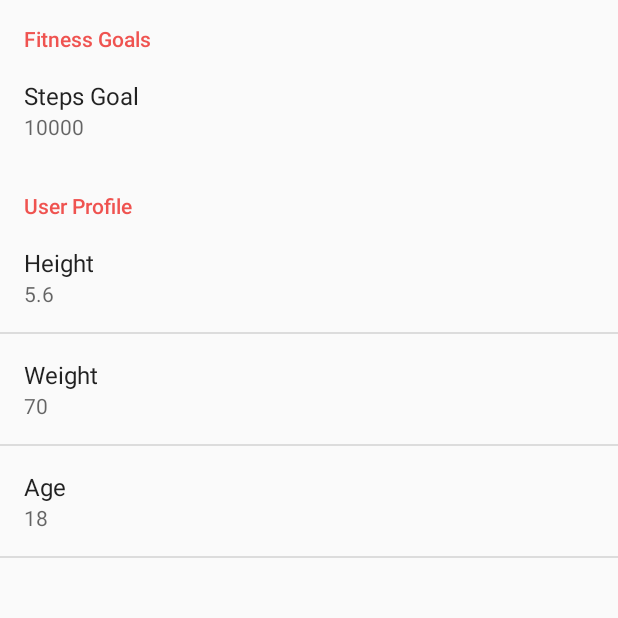
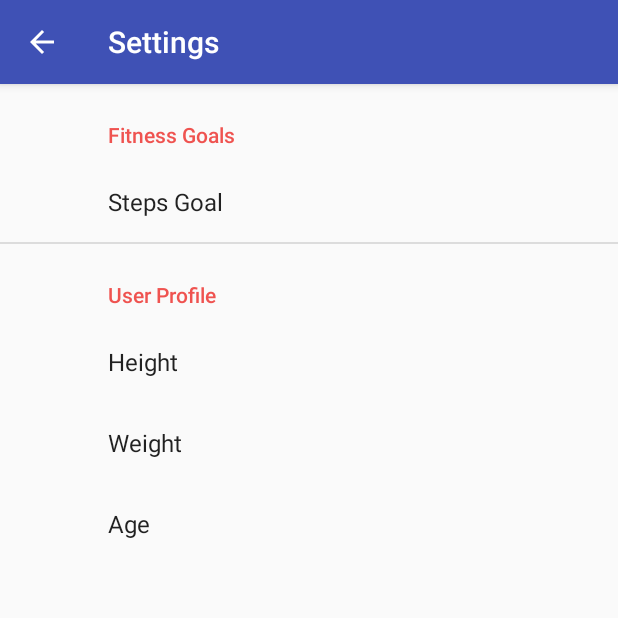
Before and after one commit to maheshbabugorantla/Google_Places, an Android app: the screen it shows after launch (SettingsActivity), after a tap on "Settings", on a phone screen of 412 x 824 dp, the top half of it. Run offline under Robolectric (Android 15) with nearby library versions, the phone set to English and light mode, and no system bars; our stand-ins replace androidx.preference; 1 other tap on this screen came first.

Commit message:
Added Material Design Features to the Preferences/Settings Screen

```diff
--- a/MaheshBabuGorantla/StepsCounter/app/build.gradle
+++ b/MaheshBabuGorantla/StepsCounter/app/build.gradle
@@ -27,5 +27,6 @@ dependencies {
     compile 'com.android.support:appcompat-v7:25.2.0'
     compile 'com.google.android.gms:play-services:10.2.0'
     compile 'com.android.support:preference-v7:25.2.0'
+    compile 'com.android.support:preference-v14:25.2.0'
     testCompile 'junit:junit:4.12'
 }
--- a/MaheshBabuGorantla/StepsCounter/app/src/main/java/com/example/maheshbabugorantla/stepscounter/MainActivity.java
+++ b/MaheshBabuGorantla/StepsCounter/app/src/main/java/com/example/maheshbabugorantla/stepscounter/MainActivity.java
@@ -44,7 +44,6 @@ import com.google.android.gms.maps.CameraUpdateFactory;
 import com.google.android.gms.maps.GoogleMap;
 import com.google.android.gms.maps.MapFragment;
 import com.google.android.gms.maps.OnMapReadyCallback;
-import com.google.android.gms.maps.model.BitmapDescriptor;
 import com.google.android.gms.maps.model.BitmapDescriptorFactory;
 import com.google.android.gms.maps.model.CameraPosition;
 import com.google.android.gms.maps.model.LatLng;
@@ -154,6 +153,7 @@ public class MainActivity extends AppCompatActivity implements
     protected GoogleMap googleMap;
     boolean mapReady = false;
     protected Marker currentLocMarker;
+    LatLng Home_CoOrdinates;
 
     @Override
     protected void onCreate(Bundle savedInstanceState) {
@@ -169,7 +169,12 @@ public class MainActivity extends AppCompatActivity implements
         runTimePermissions.checkNetworkStateAccess();
         runTimePermissions.checkWriteExternalStorage();
 
-        getSupportActionBar().show();
+        try {
+            getSupportActionBar().show();
+        }
+        catch (NullPointerException e){
+            e.printStackTrace();
+        }
 
         // Checking for the presence of the StepsCounter Sensor on the User's Device.
         mSensorManager = (SensorManager) getSystemService(Context.SENSOR_SERVICE);
@@ -250,7 +255,7 @@ public class MainActivity extends AppCompatActivity implements
      *  One is ACCESS_FINE_LOCATION and one is ACCESS_COARSE_LOCATION. These setting control the accuracy
      *  of the current location. This ample uses ACCESS_FINE_LOCATION, as defined in the AndroidManiffest.xml
      *  <p/>
-     *  When the ACCESS_FINE_LOCATION setting is specified combines with a fast update interval (5 mins)
+     *  When the ACCESS_FINE_LOCATION setting is specified combines with a fast update interval (5 secs)
      *  the Fused Location Provider API returns location updates that are accurate to within a few feet.
      *  <p/>
      *  These settings are appropriate for mapping applications that show real-time location
@@ -264,6 +269,8 @@ public class MainActivity extends AppCompatActivity implements
         mLocationRequest.setFastestInterval(FASTEST_UPDATE_INTERVAL_IN_MILLISECONDS);
 
         mLocationRequest.setPriority(LocationRequest.PRIORITY_HIGH_ACCURACY);
+
+        mLocationRequest.setSmallestDisplacement(5);
     }
 
     /**
@@ -284,7 +291,6 @@ public class MainActivity extends AppCompatActivity implements
 
         return super.onCreateOptionsMenu(menu);
     }
-
 
     /**
      * Created by: Mahesh Babu Gorantla
@@ -343,6 +349,8 @@ public class MainActivity extends AppCompatActivity implements
             Toast.makeText(this, "Step Counter not available!", Toast.LENGTH_LONG).show();
 
             // Else May be implement our own custom Algorithm to count the steps using Accelerometer and Gyroscopes
+
+            //googleMap.moveCamera(CameraUpdateFactory.newCameraPosition(new CameraPosition(Home_CoOrdinates, 15, 65, 112)));
         }
     }
 
@@ -527,6 +535,9 @@ public class MainActivity extends AppCompatActivity implements
 
     /**
      * This is callback function that fires when a location change is noticed by the device
+     *
+     * TO DO
+     *
      * */
     @Override
     public void onLocationChanged(Location location) {
@@ -598,20 +609,25 @@ public class MainActivity extends AppCompatActivity implements
      * */
     private void updateLocationUI() {
 
-        if(mCurrentLocation != null) {
+        if(currentLocMarker != null) {
+            currentLocMarker.remove();
+        }
 
-/*            mLatitudeTextView.setText(String.format(Locale.getDefault(), "%s: %f", mLatitudeLabel,
-                    mCurrentLocation.getLatitude()));
+        if(mCurrentLocation != null && mapReady) { // It only updates the Map when the map is Ready
+            //Log.i(TAG, "Inside mCurrentLocation not Null");
+            Home_CoOrdinates = new LatLng(mCurrentLocation.getLatitude(), mCurrentLocation.getLongitude());
 
-            mLongitudeTextView.setText(String.format(Locale.getDefault(), "%s: %f", mLongitudeLabel,
-                    mCurrentLocation.getLongitude()));
+            googleMap.moveCamera(CameraUpdateFactory.newCameraPosition(new CameraPosition(Home_CoOrdinates, 15, 65, 112)));
 
-            mLastUpdatedTimeTextView.setText(String.format(Locale.getDefault(),"%s: %s", mLastUpdatedTimeLabel,
-                    mLastUpdateTime)); */
+            // Adding the Google Marker to the current location
+            MarkerOptions markerOptions = new MarkerOptions();
 
-            /* Will update the Map with a Google Marker pointing the Current User Location */
+            // This places a marker on the GPS Co-Ordinates of the current Location
+            markerOptions.position(Home_CoOrdinates);
+            markerOptions.title("Here"); // This is title of the Google Maps Marker
+            markerOptions.icon(BitmapDescriptorFactory.defaultMarker(BitmapDescriptorFactory.HUE_AZURE));
 
-
+            currentLocMarker = googleMap.addMarker(markerOptions);
         }
     }
 
@@ -644,20 +660,7 @@ public class MainActivity extends AppCompatActivity implements
 
         mapReady = true;
         googleMap = mMap;
-        if(mCurrentLocation != null) {
-            Log.i(TAG, "Inside mCurrentLocation not Null");
-            LatLng Home_CoOrdinates = new LatLng(mCurrentLocation.getLatitude(), mCurrentLocation.getLongitude());
-//            CameraPosition targetPosition = CameraPosition.builder().target(Home_CoOrdinates).build();
-            googleMap.moveCamera(CameraUpdateFactory.newCameraPosition(new CameraPosition(Home_CoOrdinates, 15, 65, 112)));
 
-            // Adding the Google Marker to the current location
-            MarkerOptions markerOptions = new MarkerOptions();
-            // This places a marker on the GPS Co-Ordinates of the current Location
-            markerOptions.position(Home_CoOrdinates);
-            markerOptions.title("Here"); // This is title of the Google Maps Marker
-            markerOptions.icon(BitmapDescriptorFactory.defaultMarker(BitmapDescriptorFactory.HUE_AZURE));
-
-            currentLocMarker = googleMap.addMarker(markerOptions);
-        }
+        updateLocationUI();
     }
 }
--- a/MaheshBabuGorantla/StepsCounter/app/src/main/java/com/example/maheshbabugorantla/stepscounter/SettingsActivity.java
+++ b/MaheshBabuGorantla/StepsCounter/app/src/main/java/com/example/maheshbabugorantla/stepscounter/SettingsActivity.java
@@ -1,37 +1,47 @@
 package com.example.maheshbabugorantla.stepscounter;
 
 import android.os.Bundle;
-import android.preference.EditTextPreference;
-import android.preference.Preference;
-import android.preference.PreferenceActivity;
-import android.preference.PreferenceFragment;
-import android.preference.PreferenceManager;
-import android.preference.SwitchPreference;
+import android.support.v4.app.Fragment;
+import android.support.v4.app.FragmentTransaction;
+import android.support.v7.app.AppCompatActivity;
+import android.support.v7.preference.EditTextPreference;
+import android.support.v7.preference.Preference;
+import android.support.v7.preference.PreferenceFragmentCompat;
+import android.support.v7.preference.PreferenceManager;
 
 /**
  *  Created by MaheshBabuGorantla on 2/10/2017.
  *  This is used to enable to user to set the settings for the application
  *  Date Created: Feb 10, 2017, Last Updated: Feb 10, 2017
  */
-public class SettingsActivity extends PreferenceActivity implements Preference.OnPreferenceChangeListener {
+public class SettingsActivity extends AppCompatActivity implements Preference.OnPreferenceChangeListener {
 
     private final String TAG = "SettingsActivity";
 
     /**
      *  This is used to create the SettingsActivity
-     *  Author: Mahesh Babu Gorantla, Date Created: Feb 10, 2017, Last Edited: Feb 10, 2017
+     *  Author: Mahesh Babu Gorantla
+     *  Date Created: Feb 10, 2017
+     *  Last Edited: Feb 10, 2017
      * */
     @Override
     protected void onCreate(Bundle savedInstanceState) {
         super.onCreate(savedInstanceState);
 
         // Here add the preference Manager created with the xml file
-        getFragmentManager().beginTransaction().add(android.R.id.content, new MyPreferenceFragment()).commit();
+        if(savedInstanceState == null){
+            Fragment preferenceFragment = new MyPreferenceFragment();
+            FragmentTransaction fragmentTransaction = getSupportFragmentManager().beginTransaction();
+            fragmentTransaction.add(android.R.id.content, preferenceFragment);
+            fragmentTransaction.commit();
+        }
     }
 
     /**
      *  This method is called whenever the user makes changes to the existing settings
-     *  Author: Mahesh Babu Gorantla, Date Created: Feb 10, 2017, Last Edited: Feb 10, 2017
+     *  Author: Mahesh Babu Gorantl
+     *
+     *  Date Created: Feb 10, 2017, Last Edited: Feb 10, 2017
      * */
     @Override
     public boolean onPreferenceChange(Preference preference, Object newValue) {
@@ -59,7 +69,7 @@ public class SettingsActivity extends PreferenceActivity implements Preference.O
      *  This Fragment is used to add the possible preferences that can be given to the user.
      *  Author: Mahesh Babu Gorantla, Date Created: Feb 10, 2017, Last Edited: Feb 10, 2017
      * */
-    public static class MyPreferenceFragment extends PreferenceFragment {
+    public static class MyPreferenceFragment extends PreferenceFragmentCompat {
 
         @Override
         public void onCreate(Bundle savedInstanceState) {
@@ -74,11 +84,18 @@ public class SettingsActivity extends PreferenceActivity implements Preference.O
             new SettingsActivity().bindPreferenceSummarytoValue(findPreference(getString(R.string.pref_weight_key)));
             new SettingsActivity().bindPreferenceSummarytoValue(findPreference(getString(R.string.pref_age_key)));
         }
+
+        @Override
+        public void onCreatePreferences(Bundle savedInstanceState, String rootKey) {
+
+        }
     }
 
     /**
      *  This is used to save the new preferences from the user whenever he/she makes changes to the Settings
-     *  Author: Mahesh Babu Gorantla, Date Created: Feb 10, 2017, Last Edited: Feb 10, 2017
+     *  Author: Mahesh Babu Gorantla
+     *  Date Created: Feb 10, 2017
+     *  Last Edited: Feb 10, 2017
      * */
     protected void bindPreferenceSummarytoValue(Preference preference) {
 
--- a/MaheshBabuGorantla/StepsCounter/app/src/main/res/values/styles.xml
+++ b/MaheshBabuGorantla/StepsCounter/app/src/main/res/values/styles.xml
@@ -6,14 +6,24 @@
         <item name="colorPrimary">@color/colorPrimary</item>
         <item name="colorPrimaryDark">@color/colorPrimaryDark</item>
         <item name="colorAccent">@color/colorAccent</item>
+
+        <!-- Theme for the Preferences -->
+        <item name="preferenceTheme">@style/AppPreferenceTheme</item>
+
     </style>
 
     <style name="ToggleSwitch" parent="Theme.AppCompat.Light">
-
         <item name="colorControlActivated">@color/indigo</item>
         <item name="colorSwitchThumbNormal">@color/pink</item>
         <item name="android:colorForeground">@color/grey</item>
-
     </style>
 
+    <!-- Custom Preference Theme inherits from the v14 support library Material Theme -->
+    <style name="AppPreferenceTheme" parent="@style/PreferenceThemeOverlay.v14.Material">
+        <item name="preferenceFragmentCompatStyle">@style/PreferenceFragment.Material</item>
+    </style>
+
+    <!-- Custom style for the PreferenceFragmentCompat -->
+    <!--<style name="AppPreferenceFragmentCompatStyle" parent="@style/PreferenceFragment.Material"></style>-->
+
 </resources>
--- a/MaheshBabuGorantla/StepsCounter/app/src/main/res/xml/settings_preferences.xml
+++ b/MaheshBabuGorantla/StepsCounter/app/src/main/res/xml/settings_preferences.xml
@@ -1,19 +1,19 @@
 <?xml version="1.0" encoding="utf-8"?>
-<PreferenceScreen
+<android.support.v7.preference.PreferenceScreen
     xmlns:android="http://schemas.android.com/apk/res/android"
     android:layout_width="match_parent"
     android:layout_height="match_parent">
 
-    <PreferenceCategory android:title="Fitness Goals">
+    <android.support.v7.preference.PreferenceCategory android:title="Fitness Goals">
         <EditTextPreference
             android:key="@string/pref_steps_goal_key"
             android:title="@string/pref_steps_goal_label"
             android:defaultValue="@string/pref_default_steps_goal"
             android:inputType="number"
             android:maxLength="6" />
-    </PreferenceCategory>
+    </android.support.v7.preference.PreferenceCategory>
 
-    <PreferenceCategory
+    <android.support.v7.preference.PreferenceCategory
         android:title="User Profile">
 
         <!-- Height of the user -->
@@ -43,6 +43,6 @@
             android:inputType="number"
             android:maxLength="3" />
 
-    </PreferenceCategory>
+    </android.support.v7.preference.PreferenceCategory>
 
-</PreferenceScreen>
+</android.support.v7.preference.PreferenceScreen>
```
Also changed, not shown: MaheshBabuGorantla/StepsCounter/app/src/main/java/com/example/maheshbabugorantla/stepscounter/CustomPreferences/DateTimePickerPreference.java (added, +18 -0 lines), MaheshBabuGorantla/StepsCounter/app/src/main/java/com/example/maheshbabugorantla/stepscounter/CustomPreferences/NumberPickerPreference.java (added, +19 -0 lines), MaheshBabuGorantla/StepsCounter/app/src/main/java/com/example/maheshbabugorantla/stepscounter/HelperClasses/Utility.java (+65 -1 lines).
